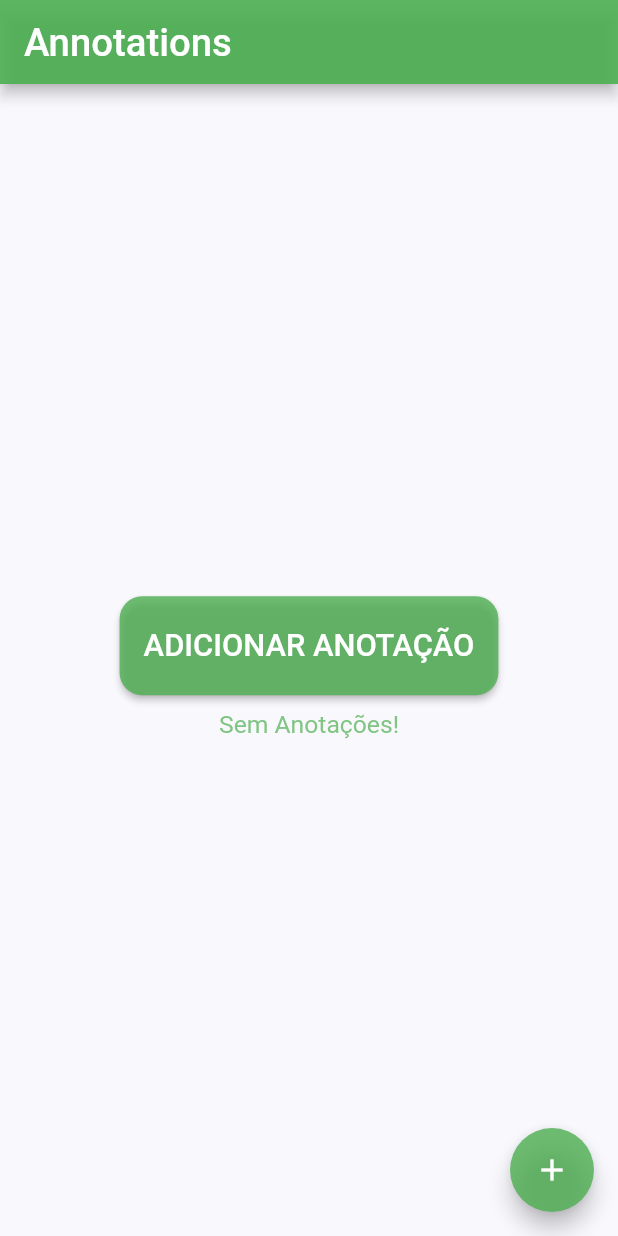
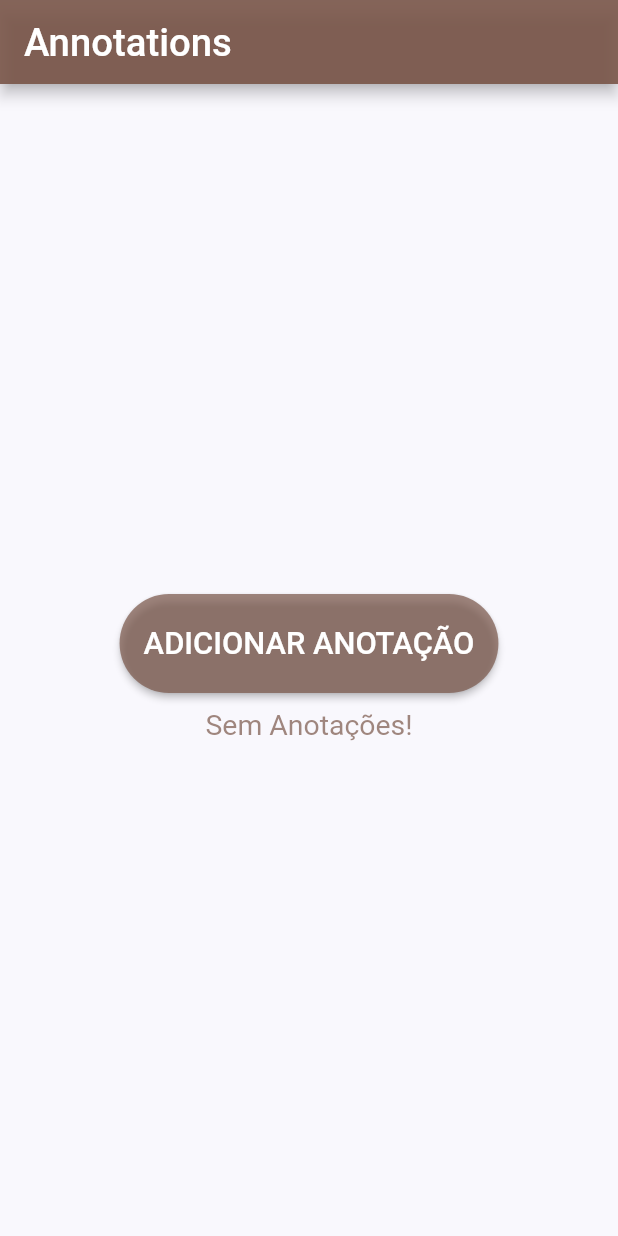
Before and after one commit to LucasSantus/Annotations, a Flutter app: the screen it shows after launch, on a phone screen of 412 x 824 dp. Run offline on Flutter 3.47's test engine with Material 2 defaults, Android fonts, the phone set to English and light mode, and no system bars; our stand-ins replace sqflite; accounts and stored records are empty.

Commit message:
modificando floating action button  - adicionado modificação inicial para FloatingActionButton.

```diff
--- a/lib/constants.dart
+++ b/lib/constants.dart
@@ -1,7 +1,7 @@
 import 'package:flutter/material.dart';
 
 // Cores para utilizar no aplicativo.
-const KPrimaryColor = Colors.green;
+const KPrimaryColor = Colors.brown;
 const kTextColor = Color(0xFF3C4046);
 const kBackgroundColor = Color(0xFFF9F8FD);
 
--- a/lib/screens/home_screen.dart
+++ b/lib/screens/home_screen.dart
@@ -19,9 +19,8 @@ class _HomeScreenState extends State<HomeScreen> {
 
   AnotacaoHelper _helper = AnotacaoHelper();
 
-
-
   bool _loading = true;
+  bool _stateFloatingButton;
 
   final _formKey = GlobalKey<FormState>();
 
@@ -142,7 +141,9 @@ class _HomeScreenState extends State<HomeScreen> {
                 onPressed: (){
                   //salvar
                   if(_formKey.currentState.validate()){
-
+                    setState(() {
+                      _stateFloatingButton = true;
+                    });
                     salvarAtualizarAnotacao(anotacaoSelecionada: anotacao);
                     Navigator.pop(context);
                   }
@@ -171,9 +172,7 @@ class _HomeScreenState extends State<HomeScreen> {
         builder: (context){
           return Scaffold(
             appBar: AppBar(
-
               actions: <Widget>[
-
                 IconButton(
                   icon: Icon(
                     Icons.clear,
@@ -278,7 +277,6 @@ class _HomeScreenState extends State<HomeScreen> {
                         },
                       ),
                     )
-
                   ],
                 ),
               ),
@@ -323,7 +321,6 @@ class _HomeScreenState extends State<HomeScreen> {
     _descricaoController.clear();
 
     recuperarAnotacoes();
-
   }
 
   _formatarData(String data){
@@ -353,7 +350,7 @@ class _HomeScreenState extends State<HomeScreen> {
                 height: size.height * 0.08,
                 child: RaisedButton(
                   shape: new RoundedRectangleBorder(
-                      borderRadius: new BorderRadius.circular(15.0)
+                      borderRadius: new BorderRadius.circular(58.0)
                   ),
                   child: Text(
                     "ADICIONAR ANOTAÇÃO",
@@ -362,7 +359,7 @@ class _HomeScreenState extends State<HomeScreen> {
                       fontSize: size.height * 0.025,
                     ),
                   ), //Text
-                  color: KPrimaryColor.withOpacity(0.8),
+                  color: KPrimaryColor.withOpacity(0.7),
                   onPressed: (){
                     _cadastro();
                   },
@@ -374,7 +371,7 @@ class _HomeScreenState extends State<HomeScreen> {
               "Sem Anotações!",
               style: TextStyle(
                 color: KPrimaryColor.withOpacity(0.7),
-                fontSize: size.height * 0.020,
+                fontSize: size.height * 0.023,
               ),
             ),
           ],
@@ -494,11 +491,13 @@ class _HomeScreenState extends State<HomeScreen> {
   @override
   void initState() {
     _loading = true;
+    _stateFloatingButton = true;
     super.initState();
     _helper.getAll().then((list) {
       setState(() {
         anotacoes = list;
         _loading = false;
+        _stateFloatingButton = false;
       });
     });
   }
@@ -521,7 +520,10 @@ class _HomeScreenState extends State<HomeScreen> {
 
       body: _buildTaskList(size),
       floatingActionButtonLocation: FloatingActionButtonLocation.endFloat,
-      floatingActionButton: FloatingActionButton(
+
+      floatingActionButton: Opacity(
+        opacity: _stateFloatingButton ? 1 : 0,
+        child: _stateFloatingButton ? FloatingActionButton(
             mini: false,
             backgroundColor: KPrimaryColor.withOpacity(0.8),
             foregroundColor: Colors.white,
@@ -529,7 +531,8 @@ class _HomeScreenState extends State<HomeScreen> {
             onPressed: (){
               _cadastro();
             }
-      ),
+        ) : Text(""),
+      )
     );
   }
 }
--- a/pubspec.yaml
+++ b/pubspec.yaml
@@ -22,6 +22,7 @@ environment:
 
 dependencies:
   flutter:
+
     sdk: flutter
 
 
```
Also changed, not shown: pubspec.lock. Lines whose indentation alone changed are shown as unchanged.
